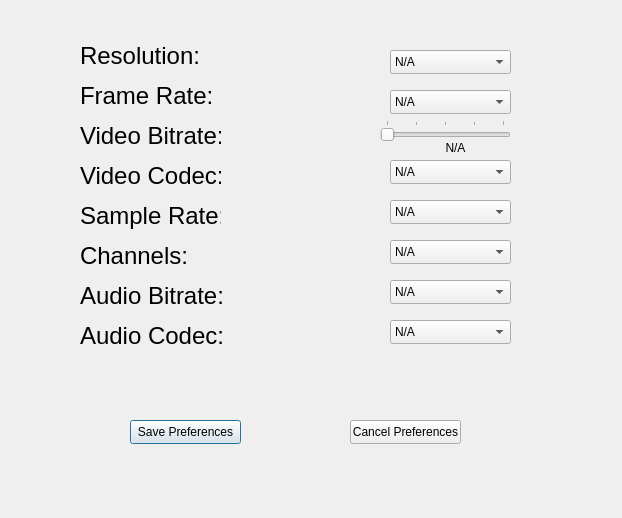
The window that ui_elements/video_audio_preferences/videoaudiopreferences.ui (Cub1cMang0/FLEX) describes before a commit, drawn with Qt 5.
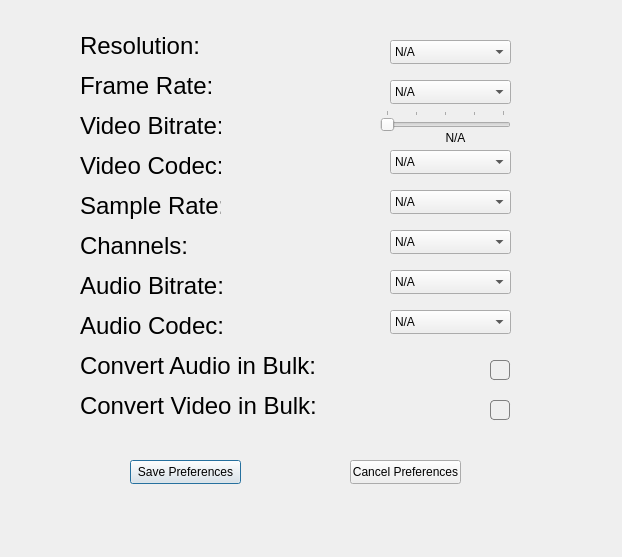
The same window after the commit.

```diff
--- a/ui_elements/video_audio_preferences/videoaudiopreferences.ui
+++ b/ui_elements/video_audio_preferences/videoaudiopreferences.ui
@@ -7,7 +7,7 @@
     <x>0</x>
     <y>0</y>
     <width>622</width>
-    <height>518</height>
+    <height>557</height>
    </rect>
   </property>
   <property name="windowTitle">
@@ -17,7 +17,7 @@
    <property name="geometry">
     <rect>
      <x>80</x>
-     <y>40</y>
+     <y>30</y>
      <width>141</width>
      <height>31</height>
     </rect>
@@ -35,7 +35,7 @@
    <property name="geometry">
     <rect>
      <x>390</x>
-     <y>50</y>
+     <y>40</y>
      <width>121</width>
      <height>24</height>
     </rect>
@@ -95,7 +95,7 @@
    <property name="geometry">
     <rect>
      <x>80</x>
-     <y>80</y>
+     <y>70</y>
      <width>131</width>
      <height>31</height>
     </rect>
@@ -113,7 +113,7 @@
    <property name="geometry">
     <rect>
      <x>390</x>
-     <y>90</y>
+     <y>80</y>
      <width>121</width>
      <height>24</height>
     </rect>
@@ -143,7 +143,7 @@
    <property name="geometry">
     <rect>
      <x>80</x>
-     <y>120</y>
+     <y>110</y>
      <width>141</width>
      <height>31</height>
     </rect>
@@ -161,7 +161,7 @@
    <property name="geometry">
     <rect>
      <x>80</x>
-     <y>160</y>
+     <y>150</y>
      <width>141</width>
      <height>31</height>
     </rect>
@@ -179,7 +179,7 @@
    <property name="geometry">
     <rect>
      <x>380</x>
-     <y>120</y>
+     <y>110</y>
      <width>131</width>
      <height>21</height>
     </rect>
@@ -207,7 +207,7 @@
    <property name="geometry">
     <rect>
      <x>390</x>
-     <y>140</y>
+     <y>130</y>
      <width>131</width>
      <height>16</height>
     </rect>
@@ -226,7 +226,7 @@
    <property name="geometry">
     <rect>
      <x>80</x>
-     <y>280</y>
+     <y>270</y>
      <width>151</width>
      <height>31</height>
     </rect>
@@ -244,7 +244,7 @@
    <property name="geometry">
     <rect>
      <x>390</x>
-     <y>280</y>
+     <y>270</y>
      <width>121</width>
      <height>24</height>
     </rect>
@@ -284,7 +284,7 @@
    <property name="geometry">
     <rect>
      <x>80</x>
-     <y>320</y>
+     <y>310</y>
      <width>151</width>
      <height>31</height>
     </rect>
@@ -302,7 +302,7 @@
    <property name="geometry">
     <rect>
      <x>80</x>
-     <y>200</y>
+     <y>190</y>
      <width>141</width>
      <height>31</height>
     </rect>
@@ -320,7 +320,7 @@
    <property name="geometry">
     <rect>
      <x>80</x>
-     <y>240</y>
+     <y>230</y>
      <width>111</width>
      <height>31</height>
     </rect>
@@ -338,7 +338,7 @@
    <property name="geometry">
     <rect>
      <x>390</x>
-     <y>160</y>
+     <y>150</y>
      <width>121</width>
      <height>24</height>
     </rect>
@@ -378,7 +378,7 @@
    <property name="geometry">
     <rect>
      <x>390</x>
-     <y>320</y>
+     <y>310</y>
      <width>121</width>
      <height>24</height>
     </rect>
@@ -418,7 +418,7 @@
    <property name="geometry">
     <rect>
      <x>390</x>
-     <y>200</y>
+     <y>190</y>
      <width>121</width>
      <height>24</height>
     </rect>
@@ -463,7 +463,7 @@
    <property name="geometry">
     <rect>
      <x>390</x>
-     <y>240</y>
+     <y>230</y>
      <width>121</width>
      <height>24</height>
     </rect>
@@ -498,7 +498,7 @@
    <property name="geometry">
     <rect>
      <x>130</x>
-     <y>420</y>
+     <y>460</y>
      <width>111</width>
      <height>24</height>
     </rect>
@@ -511,7 +511,7 @@
    <property name="geometry">
     <rect>
      <x>350</x>
-     <y>420</y>
+     <y>460</y>
      <width>111</width>
      <height>24</height>
     </rect>
@@ -520,6 +520,105 @@
     <string>Cancel Preferences</string>
    </property>
   </widget>
+  <widget class="QLabel" name="audio_bulk_label">
+   <property name="geometry">
+    <rect>
+     <x>80</x>
+     <y>350</y>
+     <width>241</width>
+     <height>31</height>
+    </rect>
+   </property>
+   <property name="font">
+    <font>
+     <pointsize>18</pointsize>
+    </font>
+   </property>
+   <property name="text">
+    <string>Convert Audio in Bulk: </string>
+   </property>
+  </widget>
+  <widget class="QCheckBox" name="audio_bulk_cb">
+   <property name="geometry">
+    <rect>
+     <x>490</x>
+     <y>360</y>
+     <width>21</width>
+     <height>21</height>
+    </rect>
+   </property>
+   <property name="font">
+    <font>
+     <pointsize>9</pointsize>
+    </font>
+   </property>
+   <property name="styleSheet">
+    <string notr="true">QCheckBox::indicator {
+    width: 18px;
+    height: 18px;
+	border: 1px solid grey;
+	border-radius: 4px;
+	color: white;
+}
+
+QCheckBox::indicator:checked {
+	background: #32a6ff;
+}</string>
+   </property>
+   <property name="text">
+    <string/>
+   </property>
+   <property name="iconSize">
+    <size>
+     <width>16</width>
+     <height>16</height>
+    </size>
+   </property>
+  </widget>
+  <widget class="QLabel" name="vide_bulk_label">
+   <property name="geometry">
+    <rect>
+     <x>80</x>
+     <y>390</y>
+     <width>241</width>
+     <height>31</height>
+    </rect>
+   </property>
+   <property name="font">
+    <font>
+     <pointsize>18</pointsize>
+    </font>
+   </property>
+   <property name="text">
+    <string>Convert Video in Bulk: </string>
+   </property>
+  </widget>
+  <widget class="QCheckBox" name="video_bulk_cb">
+   <property name="geometry">
+    <rect>
+     <x>490</x>
+     <y>400</y>
+     <width>21</width>
+     <height>21</height>
+    </rect>
+   </property>
+   <property name="styleSheet">
+    <string notr="true">QCheckBox::indicator {
+    width: 18px;
+    height: 18px;
+	border: 1px solid grey;
+	border-radius: 4px;
+	color: white;
+}
+
+QCheckBox::indicator:checked {
+	background: #32a6ff;
+}</string>
+   </property>
+   <property name="text">
+    <string/>
+   </property>
+  </widget>
  </widget>
  <resources/>
  <connections/>
```
